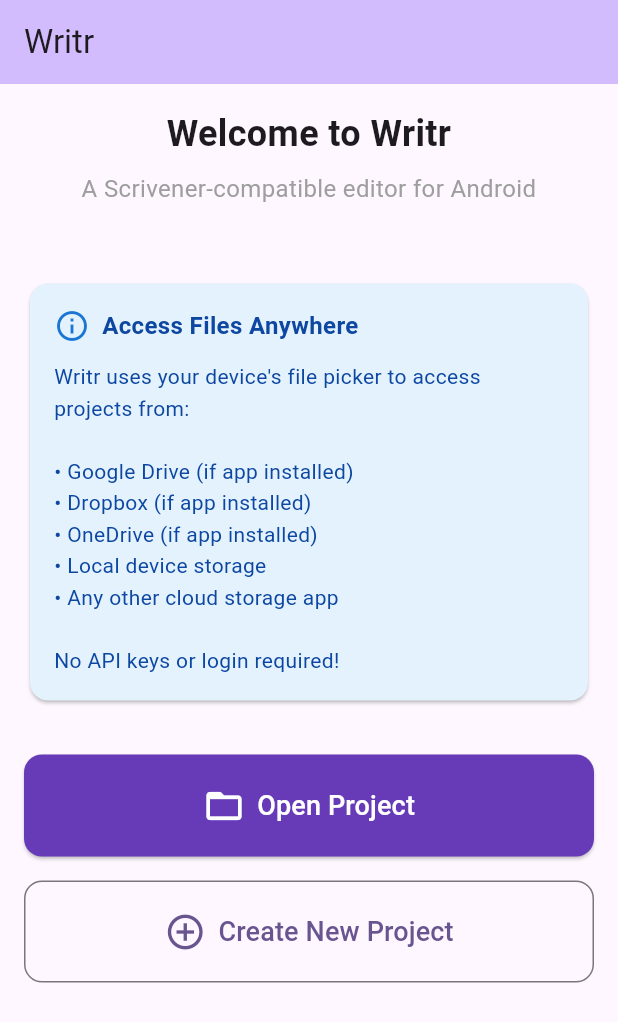
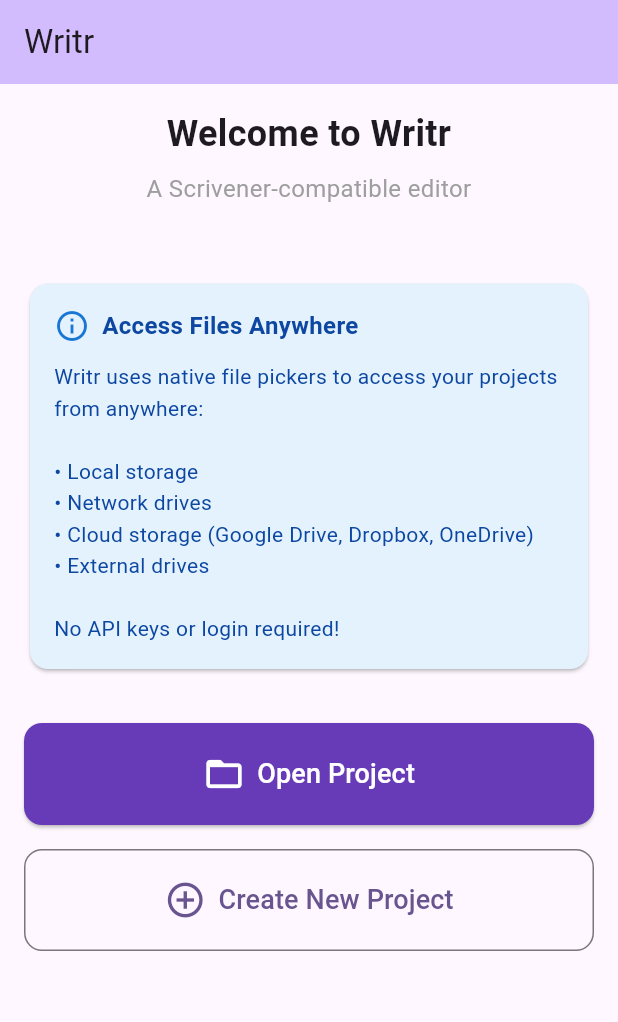
Before and after one commit to rogue780/Writr, a Flutter app: the screen it shows after launch, on a phone screen of 412 x 824 dp. Shown: the top 1022 px of the screen. Run offline on Flutter 3.47's test engine with Material 3 defaults, Android fonts, the phone set to English and light mode, and no system bars; our stand-ins replace file_picker.

Commit message:
Add desktop platform support (Windows, macOS, Linux)
Writr is now a truly cross-platform Scrivener editor!

New Platforms:
- Windows (x64)
- macOS (Intel & Apple Silicon)
- Linux (x64)

Files Added:
- .github/workflows/build-desktop.yml - CI for desktop builds
- setup_desktop.sh - Setup script for enabling desktop platforms
- .flutter-plugins-dependencies - Desktop plugin configuration

UI Updates:
- Removed Android-specific messaging
- Updated to "A Scrivener-compatible editor" (platform-agnostic)
- Info card now mentions network drives and external storage

Documentation:
- README updated with desktop download instructions
- Build instructions for all platforms
- Platform-specific prerequisites listed
- GitHub Actions will build Windows/macOS/Linux binaries

How It Works:
- Uses native file pickers on all platforms
- file_picker package already supports desktop
- Direct file system access (no SAF complexity)
- Same .scrivx file format works everywhere

Desktop Advantages:
- Bigger screens for long writing sessions
- Full keyboard support
- Direct file system access
- Network drive support
- No storage restrictions
- Better performance

CI/CD:
- Automated Windows builds (GitHub Actions)
- Automated macOS builds (GitHub Actions)
- Automated Linux builds (GitHub Actions)
- Artifacts uploaded for 90 days

Users can now:
1. Download Windows/Mac/Linux builds from GitHub
2. Run on any desktop platform
3. Access files from anywhere (network, external, cloud)
4. Write novels on their preferred platform!

Files modified:
- lib/screens/home_screen.dart - Cross-platform UI
- test/widget_test.dart - Updated test assertions
- README.md - Desktop documentation

```diff
--- a/lib/screens/home_screen.dart
+++ b/lib/screens/home_screen.dart
@@ -27,7 +27,7 @@ class HomeScreen extends StatelessWidget {
             ),
             const SizedBox(height: 8),
             const Text(
-              'A Scrivener-compatible editor for Android',
+              'A Scrivener-compatible editor',
               style: TextStyle(fontSize: 16, color: Colors.grey),
               textAlign: TextAlign.center,
             ),
@@ -56,12 +56,11 @@ class HomeScreen extends StatelessWidget {
                     ),
                     const SizedBox(height: 12),
                     Text(
-                      'Writr uses your device\'s file picker to access projects from:\n\n'
-                      '• Google Drive (if app installed)\n'
-                      '• Dropbox (if app installed)\n'
-                      '• OneDrive (if app installed)\n'
-                      '• Local device storage\n'
-                      '• Any other cloud storage app\n\n'
+                      'Writr uses native file pickers to access your projects from anywhere:\n\n'
+                      '• Local storage\n'
+                      '• Network drives\n'
+                      '• Cloud storage (Google Drive, Dropbox, OneDrive)\n'
+                      '• External drives\n\n'
                       'No API keys or login required!',
                       style: TextStyle(
                         fontSize: 14,
```
Also changed, not shown: 5 other files.
